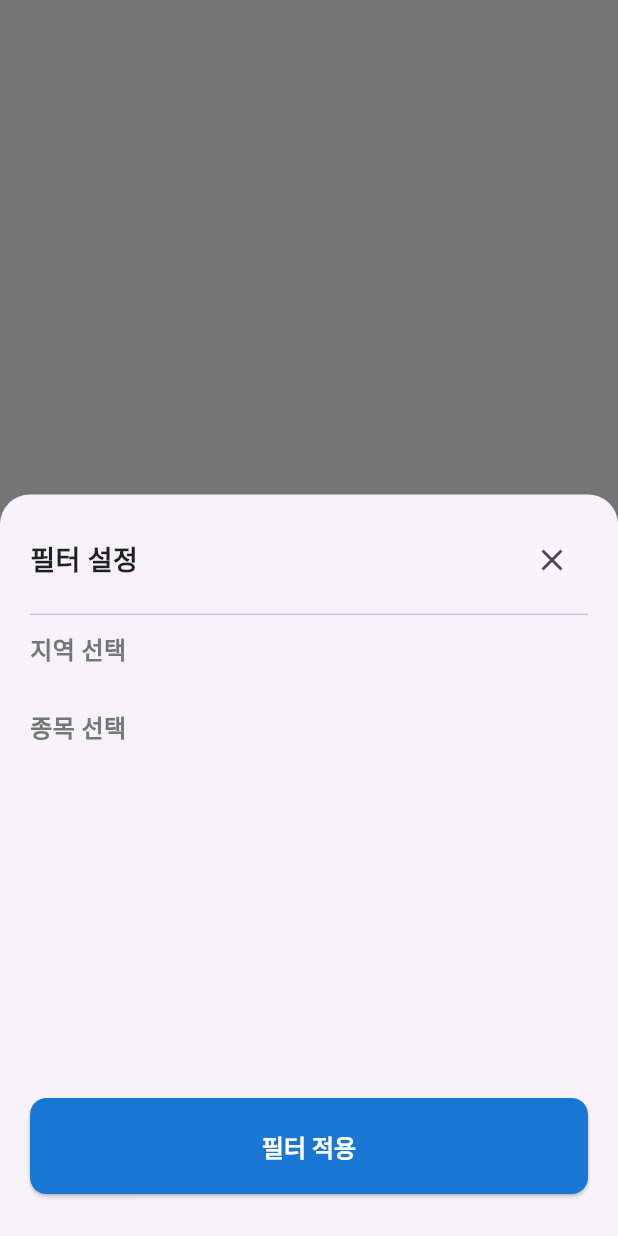
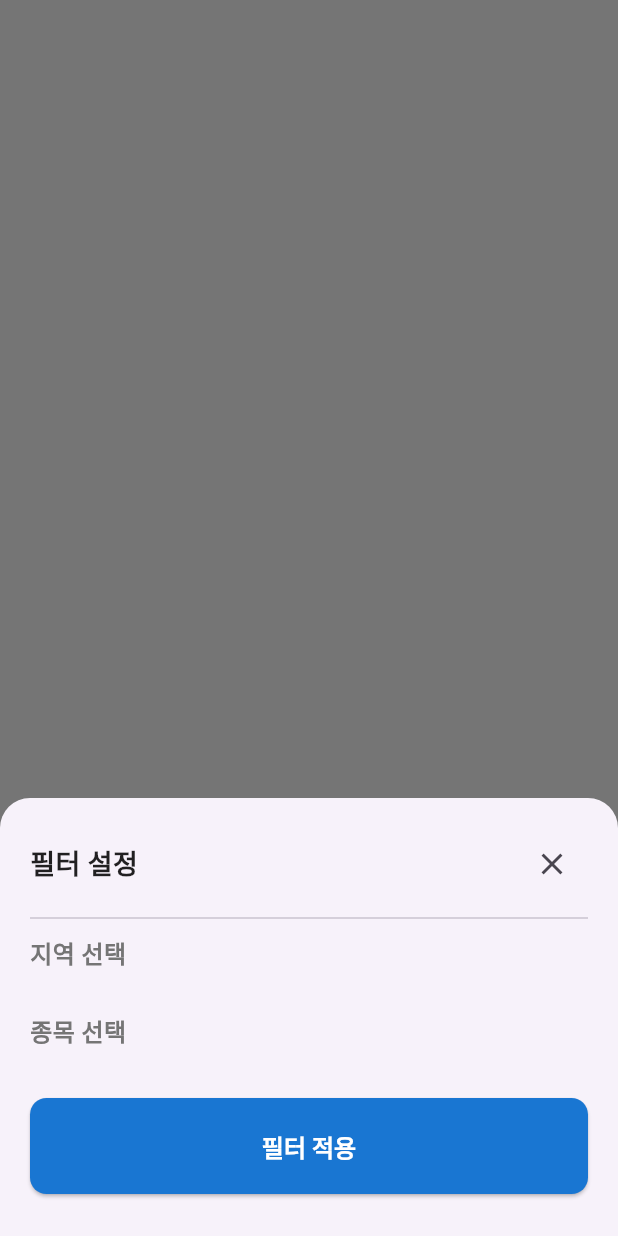
Before and after one commit to but-eo/but_eo_frontend, a Flutter app: what show() shows on an empty page, opened directly with empty values, on a phone screen of 412 x 824 dp. Run offline on Flutter 3.47's test engine with Material 3 defaults, Android fonts, the phone set to English and light mode, and no system bars; our stand-ins replace carousel_slider, dio, firebase_core, flutter_dotenv, flutter_svg, fluttertoast and 7 more; missing offline and left inert: dart:ffi, kakao_flutter_sdk, stomp_dart_client, webview_flutter_android; accounts and stored records are empty; network calls fail; Roboto replaces fonts that are missing (Montserrat).

Commit message:
필터 변경

```diff
--- a/lib/pages/components/reusable_filter.dart
+++ b/lib/pages/components/reusable_filter.dart
@@ -20,12 +20,18 @@ class ReusableFilter {
         borderRadius: BorderRadius.vertical(top: Radius.circular(20)),
       ),
       builder: (BuildContext ctx) {
-        return StatefulBuilder(
+        return SafeArea(
+          child: SingleChildScrollView(
+            child: Padding(
+              padding: EdgeInsets.only(
+                bottom: MediaQuery.of(context).viewInsets.bottom,
+              ),
+              child: Padding(
+                padding: const EdgeInsets.all(20),
+                child: StatefulBuilder(
                   builder: (BuildContext context, StateSetter modalSetState) {
-            return Container(
-              padding: const EdgeInsets.all(20),
-              height: MediaQuery.of(context).size.height * 0.6,
-              child: Column(
+                    return Column(
+                      mainAxisSize: MainAxisSize.min,
                       crossAxisAlignment: CrossAxisAlignment.start,
                       children: [
                         Row(
@@ -44,19 +50,14 @@ class ReusableFilter {
                           children: regions.map((region) {
                             final isSelected = tempSelectedRegion == region;
                             return ChoiceChip(
-                        label: Row(
-                          mainAxisSize: MainAxisSize.min,
-                          children: [
-                            Text(
+                              label: Text(
                                 region,
                                 style: TextStyle(
                                   fontSize: 13,
                                   color: isSelected
                                       ? AppColors.baseWhiteColor
-                                    : AppColors.textPrimary.withAlpha(204), // opacity 0.8
+                                      : AppColors.textPrimary.withAlpha(204),
                                 ),
-                            ),
-                          ],
                               ),
                               selected: isSelected,
                               onSelected: (selected) {
@@ -92,7 +93,7 @@ class ReusableFilter {
                                       fontSize: 13,
                                       color: isSelected
                                           ? AppColors.baseWhiteColor
-                                    : AppColors.textPrimary.withAlpha(204), // opacity 0.8
+                                          : AppColors.textPrimary.withAlpha(204),
                                     ),
                                   ),
                                   if (isSelected && sport != "전체")
@@ -118,7 +119,7 @@ class ReusableFilter {
                             );
                           }).toList(),
                         ),
-                  const Spacer(),
+                        const SizedBox(height: 24),
                         SizedBox(
                           width: double.infinity,
                           child: ElevatedButton(
@@ -136,11 +137,15 @@ class ReusableFilter {
                         ),
                         const SizedBox(height: 8),
                       ],
+                    );
+                  },
+                ),
+              ),
+            ),
           ),
         );
       },
     );
-      },
-    );
   }
+
 }
```
Lines whose indentation alone changed are shown as unchanged.
